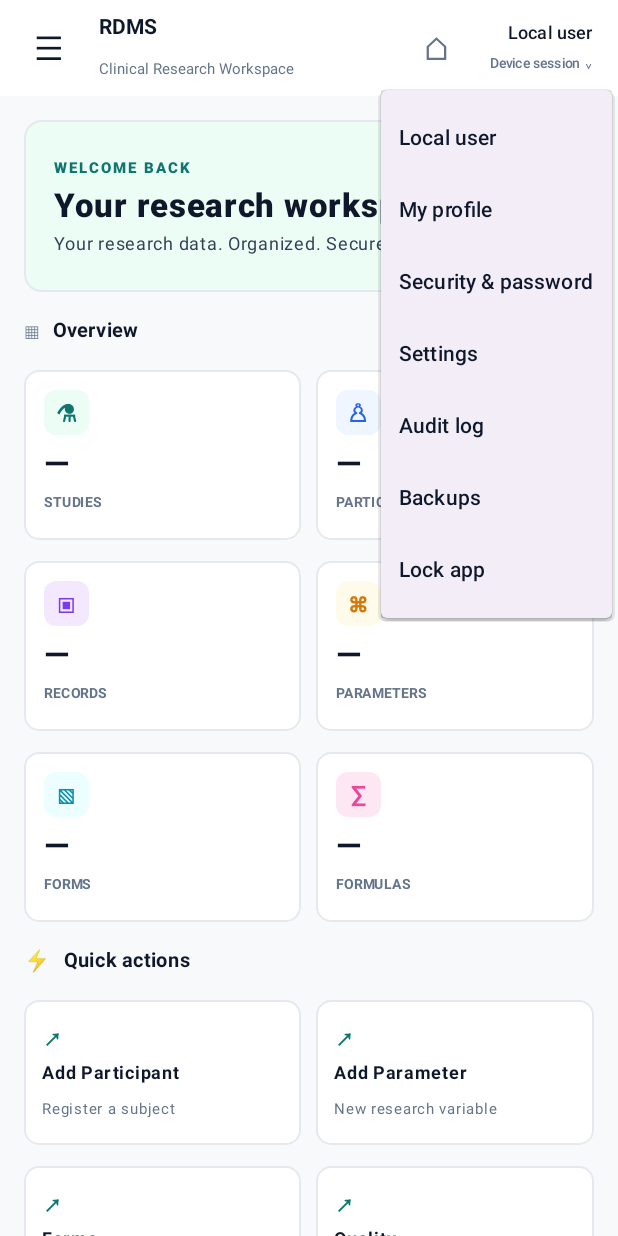
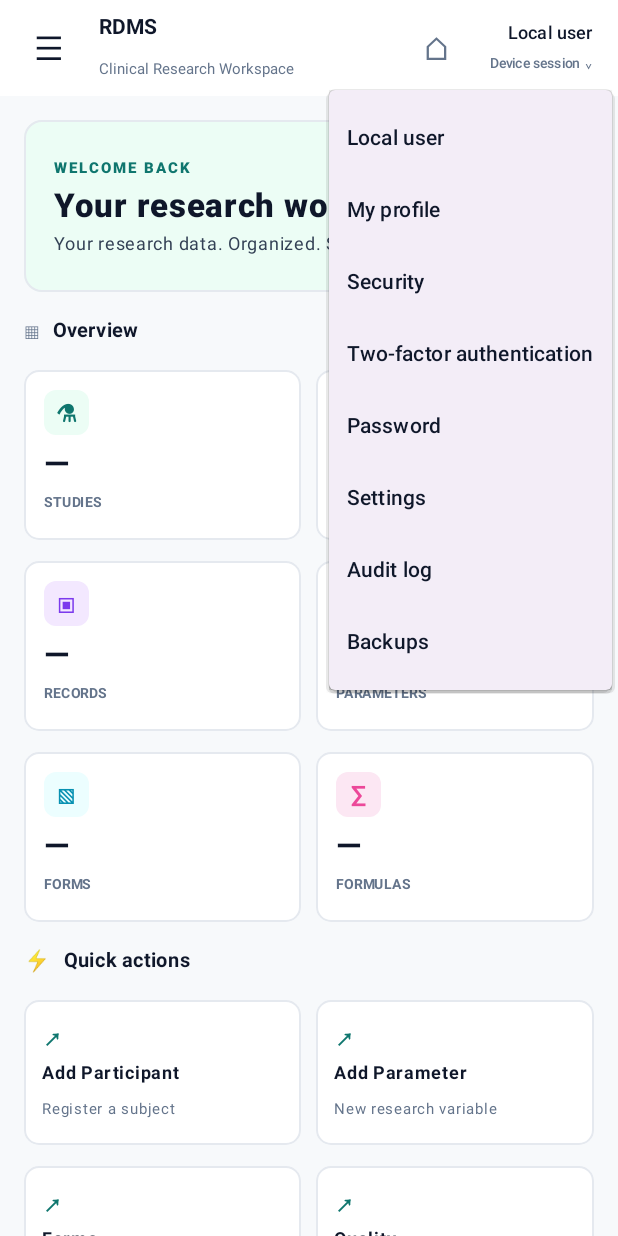
Before and after one commit to AssayFlux/Research-Data-Management-System, an Android app built with Jetpack Compose: the composable RdmsApp shown on its own in the app's theme, after a tap on "Local user", on a phone screen of 412 x 824 dp. Run offline under Robolectric (Android 15) with nearby library versions, the phone set to English and light mode, and no system bars.

Commit message:
Complete account console menu destinations

```diff
--- a/android-native/app/src/main/java/org/assayflux/rdms/ui/RdmsApp.kt
+++ b/android-native/app/src/main/java/org/assayflux/rdms/ui/RdmsApp.kt
@@ -118,6 +118,7 @@ private val destinations = listOf(
     RdmsDestination("My avatar", "Account", "◉"),
     RdmsDestination("My profile", "Account", "♙"),
     RdmsDestination("Two-factor", "Account", "▣"),
+    RdmsDestination("Security", "Account", "🔒"),
     RdmsDestination("Password", "Account", "⌑"),
     RdmsDestination("Sessions", "Account", "▤")
 )
@@ -237,8 +238,16 @@ fun RdmsApp() {
                                 onClick = { selected = "My profile"; accountMenuExpanded = false }
                             )
                             DropdownMenuItem(
-                                text = { Text("Security & password") },
+                                text = { Text("Security") },
                                 onClick = { selected = "Security"; accountMenuExpanded = false }
+                            )
+                            DropdownMenuItem(
+                                text = { Text("Two-factor authentication") },
+                                onClick = { selected = "Two-factor"; accountMenuExpanded = false }
+                            )
+                            DropdownMenuItem(
+                                text = { Text("Password") },
+                                onClick = { selected = "Password"; accountMenuExpanded = false }
                             )
                             DropdownMenuItem(
                                 text = { Text("Settings") },
@@ -252,10 +261,7 @@ fun RdmsApp() {
                                 text = { Text("Backups") },
                                 onClick = { selected = "Backups"; accountMenuExpanded = false }
                             )
-                            DropdownMenuItem(
-                                text = { Text("Lock app") },
-                                onClick = { selected = "Lock app"; accountMenuExpanded = false }
-                            )
+
                         }
                     },
                     colors = TopAppBarDefaults.topAppBarColors(containerColor = Color.White)
```
